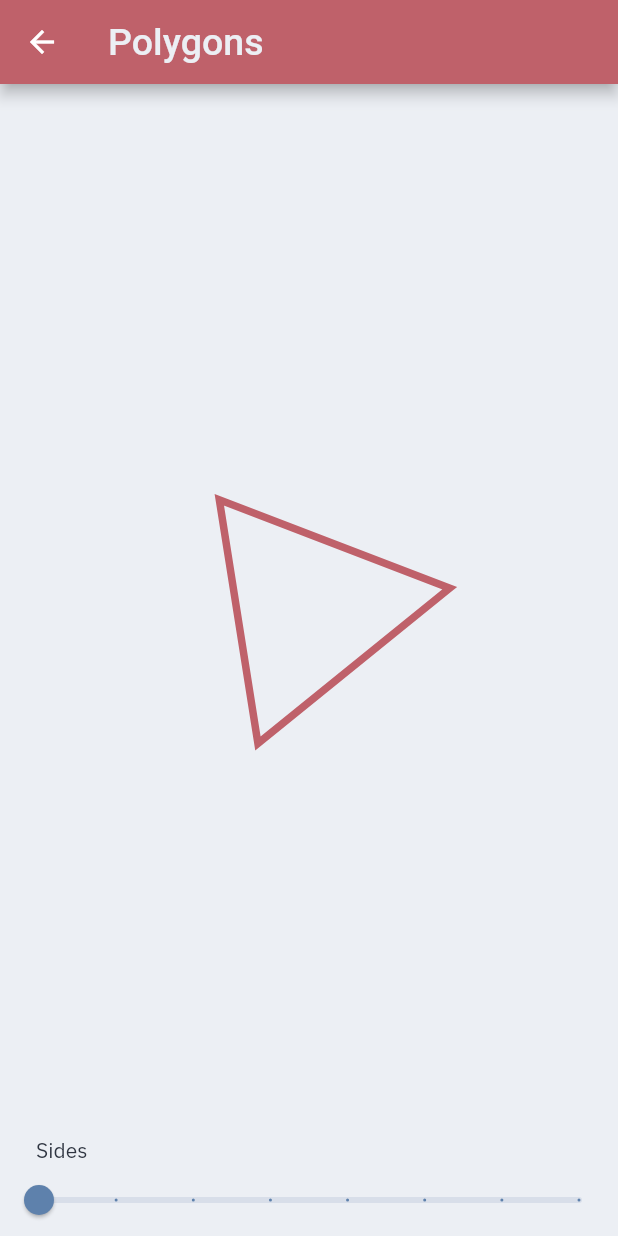
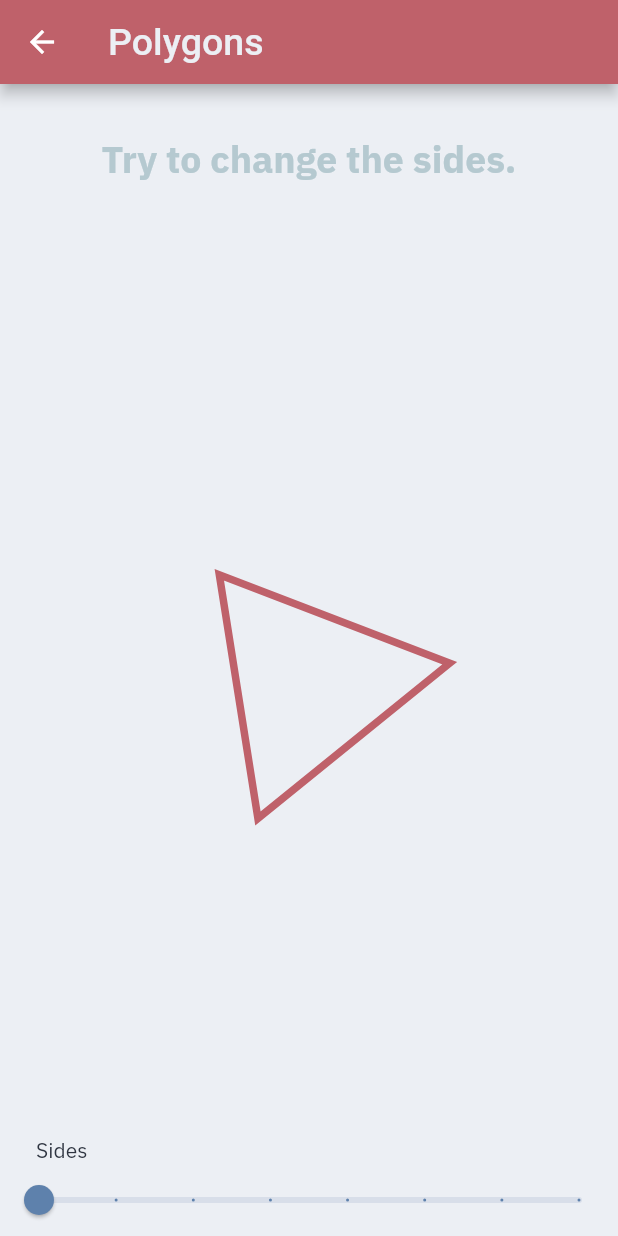
Before and after one commit to chunghha/fl_pages, a Flutter app: the PolygonsPage screen opened by its route, on a phone screen of 412 x 824 dp. Run offline on Flutter 3.47's test engine with Material 2 defaults, Android fonts, the phone set to English and light mode, and no system bars; drawn by our look-alikes of animated_text_kit; our stand-ins replace basic_utils, beamer, google_fonts, hooks_riverpod, logger, package_info and 2 more; missing offline and left inert: desktop_window.

Commit message:
chore: example of animated text

```diff
--- a/lib/page/polygons.dart
+++ b/lib/page/polygons.dart
@@ -1,5 +1,6 @@
 import 'dart:math' as math;
 
+import 'package:animated_text_kit/animated_text_kit.dart';
 import 'package:basic_utils/basic_utils.dart';
 import 'package:flutter/material.dart';
 
@@ -83,6 +84,7 @@ class _PolygonsPageState extends State<PolygonsPage>
         child: Column(
           crossAxisAlignment: CrossAxisAlignment.start,
           children: <Widget>[
+            _getAnimatedText(),
             Expanded(
               child: AnimatedBuilder(
                 animation: animation,
@@ -115,6 +117,23 @@ class _PolygonsPageState extends State<PolygonsPage>
             ),
           ],
         ),
+      ),
+    );
+  }
+
+  Widget _getAnimatedText() {
+    return SizedBox(
+      width: 600,
+      child: TextLiquidFill(
+        text: 'Try to change the sides.',
+        waveColor: dotColor,
+        boxBackgroundColor: bgColor,
+        textStyle: TextStyle(
+          fontSize: 25.0,
+          fontWeight: FontWeight.bold,
+        ),
+        boxHeight: 100.0,
+        waveDuration: Duration(seconds: 8),
       ),
     );
   }
--- a/pubspec.yaml
+++ b/pubspec.yaml
@@ -35,6 +35,7 @@ dependencies:
   # Use with the CupertinoIcons class for iOS style icons.
   cupertino_icons: ^1.0.3
 
+  animated_text_kit: ^4.2.1
   basic_utils: ^3.0.2
   beamer: ^1.0.0-pre.3.0
   desktop_window: ^0.4.0
```
Also changed, not shown: pubspec.lock.
